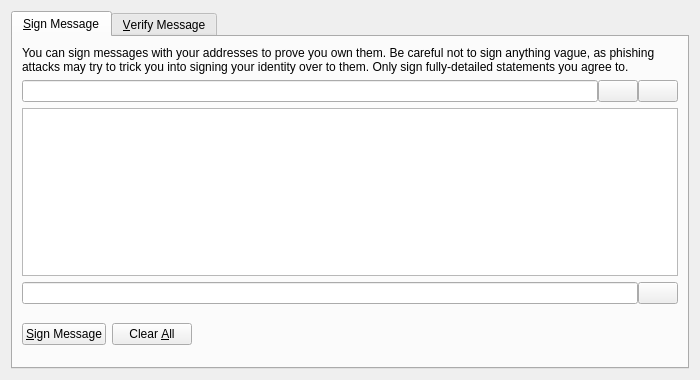
Before: the Qt Designer form src/qt/forms/signverifymessagedialog.ui in NoirX/NoirShares-v2-old, drawn with Qt 5.
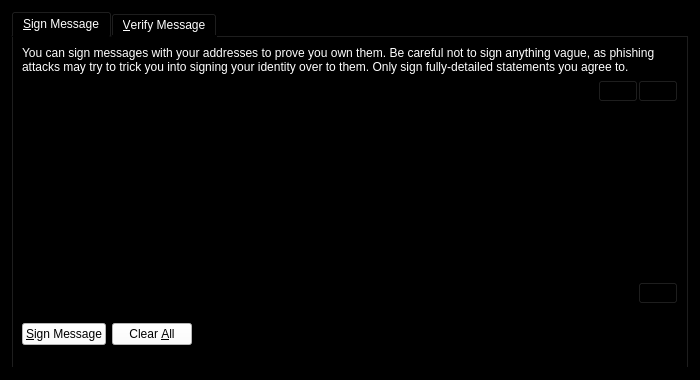
After: the same form once the commit is applied. The open tabs and pages were chosen to show the change. Icons and pictures are not drawn. Custom widgets are drawn as their Qt base class.

Diff of the .ui file:
```diff
--- a/src/qt/forms/signverifymessagedialog.ui
+++ b/src/qt/forms/signverifymessagedialog.ui
@@ -13,6 +13,10 @@
   <property name="windowTitle">
    <string>Signatures - Sign / Verify a Message</string>
   </property>
+  <property name="styleSheet">
+   <string notr="true">background-color: rgb(0, 0, 0);
+color: rgb(255, 255, 255);</string>
+  </property>
   <property name="modal">
    <bool>true</bool>
   </property>
@@ -147,6 +151,10 @@
            <property name="toolTip">
             <string>Sign the message to prove you own this NoirShares address</string>
            </property>
+           <property name="styleSheet">
+            <string notr="true">background-color: rgb(255, 255, 255);
+color: rgb(0, 0, 0);</string>
+           </property>
            <property name="text">
             <string>&amp;Sign Message</string>
            </property>
@@ -164,6 +172,10 @@
            <property name="toolTip">
             <string>Reset all sign message fields</string>
            </property>
+           <property name="styleSheet">
+            <string notr="true">background-color: rgb(255, 255, 255);
+color: rgb(0, 0, 0);</string>
+           </property>
            <property name="text">
             <string>Clear &amp;All</string>
            </property>
```
Left out of the diff: 2 changed lines with no effect on the pictures.
